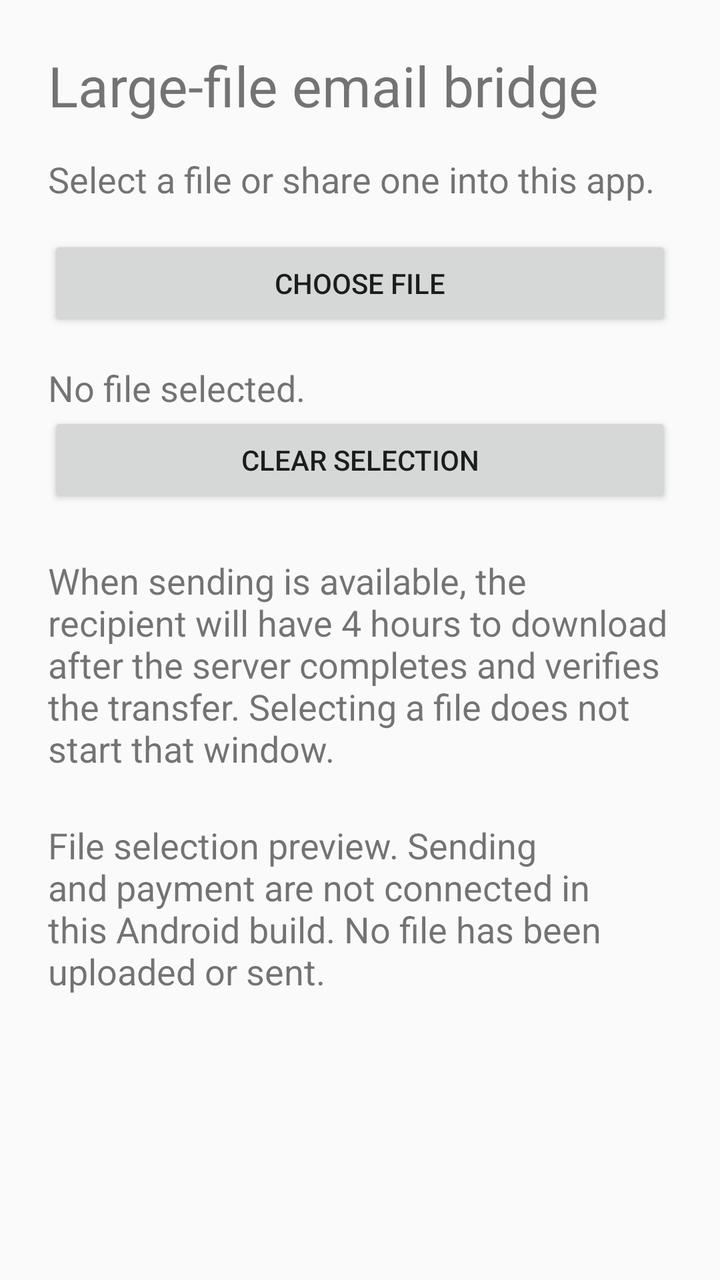
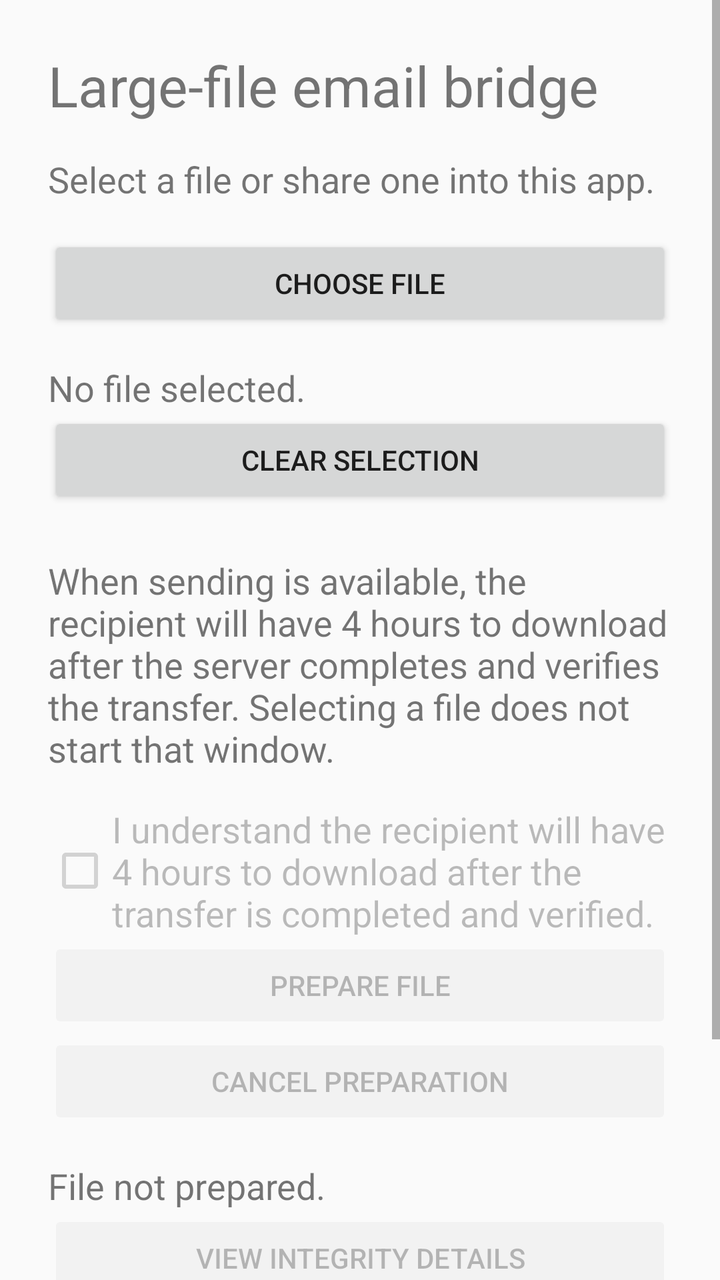

Screens rendered from an Android XML layout before and after an edit, with the pre-edit source and the edit as a unified diff.
<!-- AndroidManifest.xml: application theme android:Theme.Material.Light.NoActionBar -->
<!-- res/layout/activity_main.xml -->
<?xml version="1.0" encoding="utf-8"?>
<ScrollView xmlns:android="http://schemas.android.com/apk/res/android"
    android:id="@+id/root" android:layout_width="match_parent" android:layout_height="match_parent"
    android:fillViewport="true">
    <LinearLayout android:layout_width="match_parent" android:layout_height="wrap_content"
        android:orientation="vertical" android:padding="24dp">
        <TextView android:layout_width="match_parent" android:layout_height="wrap_content"
            android:text="@string/title" android:textSize="28sp" />
        <TextView android:layout_width="match_parent" android:layout_height="wrap_content"
            android:layout_marginTop="16dp" android:text="@string/intro" android:textSize="18sp" />
        <Button android:id="@+id/choose_file" android:layout_width="match_parent"
            android:layout_height="wrap_content" android:layout_marginTop="16dp" android:text="@string/choose_file" />
        <TextView android:id="@+id/file_details" android:layout_width="match_parent"
            android:layout_height="wrap_content" android:layout_marginTop="16dp"
            android:text="@string/no_file" android:textSize="18sp" android:accessibilityLiveRegion="polite" />
        <Button android:id="@+id/clear_file" android:layout_width="match_parent"
            android:layout_height="wrap_content" android:text="@string/clear_file" />
        <TextView android:layout_width="match_parent" android:layout_height="wrap_content"
            android:layout_marginTop="24dp" android:text="@string/download_notice" android:textSize="18sp" />
        <TextView android:id="@+id/transfer_status" android:layout_width="match_parent"
            android:layout_height="wrap_content" android:layout_marginTop="24dp"
            android:text="@string/development_status" android:textSize="18sp" />
    </LinearLayout>
</ScrollView>
<!-- resources referenced by this layout -->
<resources>
  <string name="choose_file">Choose file</string>
  <string name="clear_file">Clear selection</string>
  <string name="development_status">File selection preview. Sending and payment are not connected in this Android build. No file has been uploaded or sent.</string>
  <string name="download_notice">When sending is available, the recipient will have 4 hours to download after the server completes and verifies the transfer. Selecting a file does not start that window.</string>
  <string name="intro">Select a file or share one into this app.</string>
  <string name="no_file">No file selected.</string>
  <string name="title">Large-file email bridge</string>
</resources>

<!-- the commit's change to res/layout/activity_main.xml (unified diff, before → after) -->
@@ -17,6 +17,19 @@
             android:layout_height="wrap_content" android:text="@string/clear_file" />
         <TextView android:layout_width="match_parent" android:layout_height="wrap_content"
             android:layout_marginTop="24dp" android:text="@string/download_notice" android:textSize="18sp" />
+        <CheckBox android:id="@+id/confirm_notice" android:layout_width="match_parent"
+            android:layout_height="wrap_content" android:layout_marginTop="16dp"
+            android:enabled="false" android:saveEnabled="false"
+            android:text="@string/confirm_notice" android:textSize="18sp" />
+        <Button android:id="@+id/prepare_file" android:layout_width="match_parent"
+            android:layout_height="wrap_content" android:enabled="false" android:text="@string/prepare_file" />
+        <Button android:id="@+id/cancel_preparation" android:layout_width="match_parent"
+            android:layout_height="wrap_content" android:enabled="false" android:text="@string/cancel_preparation" />
+        <TextView android:id="@+id/preparation_status" android:layout_width="match_parent"
+            android:layout_height="wrap_content" android:layout_marginTop="16dp"
+            android:text="@string/not_prepared" android:textSize="18sp" android:accessibilityLiveRegion="polite" />
+        <Button android:id="@+id/integrity_details" android:layout_width="match_parent"
+            android:layout_height="wrap_content" android:enabled="false" android:text="@string/integrity_details" />
         <TextView android:id="@+id/transfer_status" android:layout_width="match_parent"
             android:layout_height="wrap_content" android:layout_marginTop="24dp"
             android:text="@string/development_status" android:textSize="18sp" />
<!-- resource entries referenced after the edit -->
@@ -1,11 +1,16 @@
 <!-- resources referenced by this layout -->
 <resources>
+  <string name="cancel_preparation">Cancel preparation</string>
   <string name="choose_file">Choose file</string>
   <string name="clear_file">Clear selection</string>
-  <string name="development_status">File selection preview. Sending and payment are not connected in this Android build. No file has been uploaded or sent.</string>
+  <string name="confirm_notice">I understand the recipient will have 4 hours to download after the transfer is completed and verified.</string>
+  <string name="development_status">File preparation preview. Sending and payment are not connected in this Android build. No file has been uploaded or sent.</string>
   <string name="download_notice">When sending is available, the recipient will have 4 hours to download after the server completes and verifies the transfer. Selecting a file does not start that window.</string>
+  <string name="integrity_details">View integrity details</string>
   <string name="intro">Select a file or share one into this app.</string>
   <string name="no_file">No file selected.</string>
+  <string name="not_prepared">File not prepared.</string>
+  <string name="prepare_file">Prepare file</string>
   <string name="title">Large-file email bridge</string>
 </resources>
 
